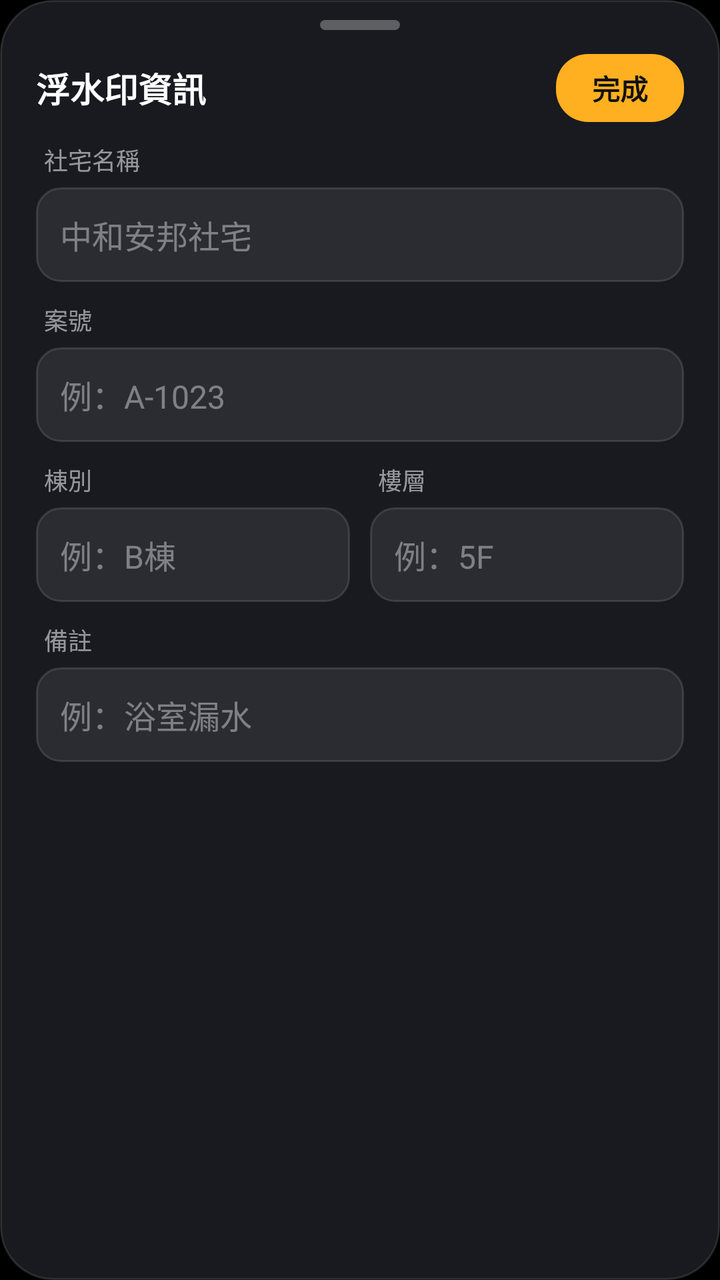
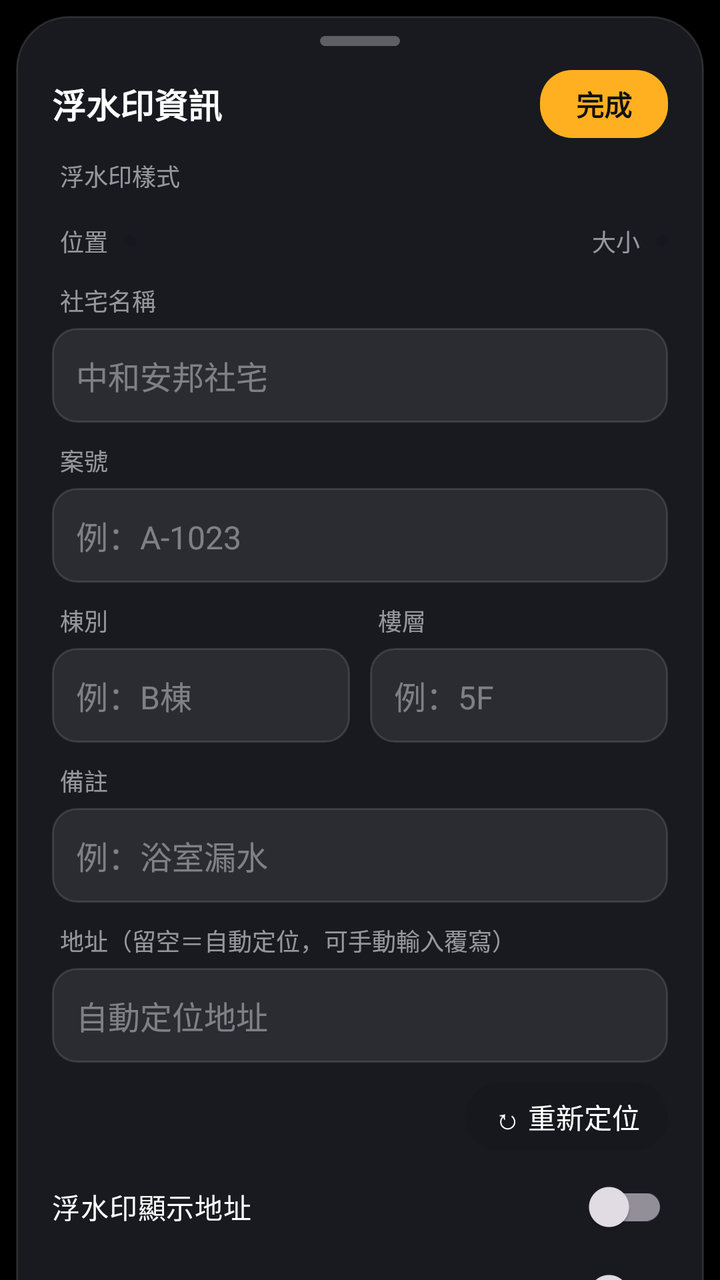

Before-and-after screenshots of an Android layout around one commit, followed by the original layout XML and the change that was made.
<!-- AndroidManifest.xml: application theme AppTheme -->
<!-- res/layout/sheet.xml -->
<?xml version="1.0" encoding="utf-8"?>
<LinearLayout xmlns:android="http://schemas.android.com/apk/res/android" android:layout_width="match_parent" android:layout_height="wrap_content"
    android:orientation="vertical" android:background="@drawable/sheet_bg" android:layout_margin="8dp" android:paddingStart="18dp" android:paddingEnd="18dp" android:paddingTop="10dp" android:paddingBottom="16dp">
    <View android:layout_width="40dp" android:layout_height="5dp" android:background="@drawable/grab" android:layout_gravity="center_horizontal" android:layout_marginBottom="12dp"/>
    <LinearLayout android:layout_width="match_parent" android:layout_height="wrap_content" android:gravity="center_vertical" android:layout_marginBottom="10dp">
        <TextView android:layout_width="0dp" android:layout_weight="1" android:layout_height="wrap_content" android:text="浮水印資訊" android:textSize="17sp" android:textStyle="bold" android:textColor="#FFF"/>
        <TextView android:id="@+id/done" android:layout_width="wrap_content" android:layout_height="34dp" android:gravity="center" android:background="@drawable/done_btn" android:paddingStart="18dp" android:paddingEnd="18dp" android:text="完成" android:textColor="#111" android:textStyle="bold"/>
    </LinearLayout>
    <TextView style="@style/FieldLabel" android:text="社宅名稱"/><EditText android:id="@+id/fSite" style="@style/Field" android:hint="中和安邦社宅"/>
    <TextView style="@style/FieldLabel" android:text="案號"/><EditText android:id="@+id/fCase" style="@style/Field" android:hint="例：A-1023"/>
    <LinearLayout android:layout_width="match_parent" android:layout_height="wrap_content">
        <LinearLayout android:layout_width="0dp" android:layout_weight="1" android:layout_height="wrap_content" android:orientation="vertical" android:layout_marginEnd="5dp">
            <TextView style="@style/FieldLabel" android:text="棟別"/><EditText android:id="@+id/fBld" style="@style/Field" android:hint="例：B棟"/></LinearLayout>
        <LinearLayout android:layout_width="0dp" android:layout_weight="1" android:layout_height="wrap_content" android:orientation="vertical" android:layout_marginStart="5dp">
            <TextView style="@style/FieldLabel" android:text="樓層"/><EditText android:id="@+id/fFlr" style="@style/Field" android:hint="例：5F"/></LinearLayout>
    </LinearLayout>
    <TextView style="@style/FieldLabel" android:text="備註"/><EditText android:id="@+id/fNote" style="@style/Field" android:hint="例：浴室漏水"/>
</LinearLayout>
<!-- resources referenced by this layout -->
<resources>
  <!-- drawable done_btn (drawable) -->
  <shape xmlns:android="http://schemas.android.com/apk/res/android"><solid android:color="#FFB020"/><corners android:radius="16dp"/></shape>
  <!-- drawable grab (drawable) -->
  <shape xmlns:android="http://schemas.android.com/apk/res/android"><solid android:color="#4DFFFFFF"/><corners android:radius="3dp"/><size android:width="40dp" android:height="5dp"/></shape>
  <!-- drawable sheet_bg (drawable) -->
  <shape xmlns:android="http://schemas.android.com/apk/res/android"><solid android:color="#F01A1C22"/><corners android:radius="26dp"/><stroke android:width="1dp" android:color="#1FFFFFFF"/></shape>
  <style name="Field"><item name="android:layout_width">match_parent</item><item name="android:layout_height">wrap_content</item>
          <item name="android:background">@drawable/field</item><item name="android:padding">12dp</item><item name="android:textColor">#FFFFFF</item>
          <item name="android:textColorHint">#66FFFFFF</item><item name="android:textSize">16sp</item><item name="android:singleLine">true</item><item name="android:layout_marginBottom">10dp</item></style>
  <style name="FieldLabel"><item name="android:layout_width">wrap_content</item><item name="android:layout_height">wrap_content</item>
          <item name="android:textColor">#8CFFFFFF</item><item name="android:textSize">12sp</item><item name="android:layout_marginStart">4dp</item><item name="android:layout_marginBottom">5dp</item></style>
  <style name="AppTheme" parent="Theme.Material3.Dark.NoActionBar">
          <item name="android:statusBarColor">@android:color/transparent</item>
          <item name="android:navigationBarColor">@android:color/transparent</item>
          <item name="android:windowBackground">@android:color/black</item>
          <item name="colorPrimary">#FFB020</item>
      </style>
  <!-- drawable field (drawable) -->
  <selector xmlns:android="http://schemas.android.com/apk/res/android">
   <item android:state_focused="true"><shape><solid android:color="#14FFFFFF"/><corners android:radius="12dp"/><stroke android:width="1dp" android:color="#FFB020"/></shape></item>
   <item><shape><solid android:color="#14FFFFFF"/><corners android:radius="12dp"/><stroke android:width="1dp" android:color="#1FFFFFFF"/></shape></item></selector>
</resources>

<!-- the commit's change to res/layout/sheet.xml (unified diff, before → after) -->
@@ -1,10 +1,21 @@
 <?xml version="1.0" encoding="utf-8"?>
-<LinearLayout xmlns:android="http://schemas.android.com/apk/res/android" android:layout_width="match_parent" android:layout_height="wrap_content"
+<androidx.core.widget.NestedScrollView xmlns:android="http://schemas.android.com/apk/res/android" xmlns:app="http://schemas.android.com/apk/res-auto" android:layout_width="match_parent" android:layout_height="wrap_content">
+<LinearLayout android:layout_width="match_parent" android:layout_height="wrap_content"
     android:orientation="vertical" android:background="@drawable/sheet_bg" android:layout_margin="8dp" android:paddingStart="18dp" android:paddingEnd="18dp" android:paddingTop="10dp" android:paddingBottom="16dp">
     <View android:layout_width="40dp" android:layout_height="5dp" android:background="@drawable/grab" android:layout_gravity="center_horizontal" android:layout_marginBottom="12dp"/>
     <LinearLayout android:layout_width="match_parent" android:layout_height="wrap_content" android:gravity="center_vertical" android:layout_marginBottom="10dp">
         <TextView android:layout_width="0dp" android:layout_weight="1" android:layout_height="wrap_content" android:text="浮水印資訊" android:textSize="17sp" android:textStyle="bold" android:textColor="#FFF"/>
         <TextView android:id="@+id/done" android:layout_width="wrap_content" android:layout_height="34dp" android:gravity="center" android:background="@drawable/done_btn" android:paddingStart="18dp" android:paddingEnd="18dp" android:text="完成" android:textColor="#111" android:textStyle="bold"/>
+    </LinearLayout>
+    <TextView style="@style/FieldLabel" android:text="浮水印樣式"/>
+    <HorizontalScrollView android:layout_width="match_parent" android:layout_height="wrap_content" android:scrollbars="none" android:layout_marginBottom="10dp">
+        <LinearLayout android:id="@+id/tplRow" android:orientation="horizontal" android:layout_width="wrap_content" android:layout_height="wrap_content"/></HorizontalScrollView>
+    <LinearLayout android:layout_width="match_parent" android:layout_height="wrap_content" android:layout_marginBottom="12dp" android:gravity="center_vertical">
+        <TextView style="@style/FieldLabel" android:text="位置" android:layout_marginBottom="0dp" android:layout_marginEnd="8dp"/>
+        <LinearLayout android:id="@+id/posRow" android:orientation="horizontal" android:layout_width="wrap_content" android:layout_height="wrap_content" android:background="@drawable/glass_pill" android:padding="3dp"/>
+        <View android:layout_width="0dp" android:layout_height="1dp" android:layout_weight="1"/>
+        <TextView style="@style/FieldLabel" android:text="大小" android:layout_marginBottom="0dp" android:layout_marginEnd="8dp"/>
+        <LinearLayout android:id="@+id/sizeRow" android:orientation="horizontal" android:layout_width="wrap_content" android:layout_height="wrap_content" android:background="@drawable/glass_pill" android:padding="3dp"/>
     </LinearLayout>
     <TextView style="@style/FieldLabel" android:text="社宅名稱"/><EditText android:id="@+id/fSite" style="@style/Field" android:hint="中和安邦社宅"/>
     <TextView style="@style/FieldLabel" android:text="案號"/><EditText android:id="@+id/fCase" style="@style/Field" android:hint="例：A-1023"/>
@@ -15,4 +26,12 @@
             <TextView style="@style/FieldLabel" android:text="樓層"/><EditText android:id="@+id/fFlr" style="@style/Field" android:hint="例：5F"/></LinearLayout>
     </LinearLayout>
     <TextView style="@style/FieldLabel" android:text="備註"/><EditText android:id="@+id/fNote" style="@style/Field" android:hint="例：浴室漏水"/>
+    <TextView style="@style/FieldLabel" android:text="地址（留空＝自動定位，可手動輸入覆寫）"/><EditText android:id="@+id/fAddr" style="@style/Field" android:hint="自動定位地址"/>
+    <LinearLayout android:layout_width="match_parent" android:layout_height="wrap_content" android:gravity="center_vertical" android:layout_marginBottom="6dp">
+        <TextView android:id="@+id/geoStatus" android:layout_width="0dp" android:layout_weight="1" android:layout_height="wrap_content" android:textColor="#B3FFFFFF" android:textSize="12sp"/>
+        <TextView android:id="@+id/refreshLoc" android:layout_width="wrap_content" android:layout_height="34dp" android:gravity="center" android:background="@drawable/glass_pill" android:paddingStart="14dp" android:paddingEnd="14dp" android:text="↻ 重新定位" android:textColor="#FFF"/>
+    </LinearLayout>
+    <androidx.appcompat.widget.SwitchCompat android:id="@+id/swAddr" android:layout_width="match_parent" android:layout_height="44dp" android:text="浮水印顯示地址" android:textColor="#FFF"/>
+    <androidx.appcompat.widget.SwitchCompat android:id="@+id/swGeo" android:layout_width="match_parent" android:layout_height="44dp" android:text="浮水印顯示經緯度" android:textColor="#FFF"/>
 </LinearLayout>
+</androidx.core.widget.NestedScrollView>
<!-- resource entries referenced after the edit -->
@@ -2,6 +2,8 @@
 <resources>
   <!-- drawable done_btn (drawable) -->
   <shape xmlns:android="http://schemas.android.com/apk/res/android"><solid android:color="#FFB020"/><corners android:radius="16dp"/></shape>
+  <!-- drawable glass_pill (drawable) -->
+  <shape xmlns:android="http://schemas.android.com/apk/res/android"><solid android:color="#9E16181E"/><corners android:radius="18dp"/></shape>
   <!-- drawable grab (drawable) -->
   <shape xmlns:android="http://schemas.android.com/apk/res/android"><solid android:color="#4DFFFFFF"/><corners android:radius="3dp"/><size android:width="40dp" android:height="5dp"/></shape>
   <!-- drawable sheet_bg (drawable) -->
